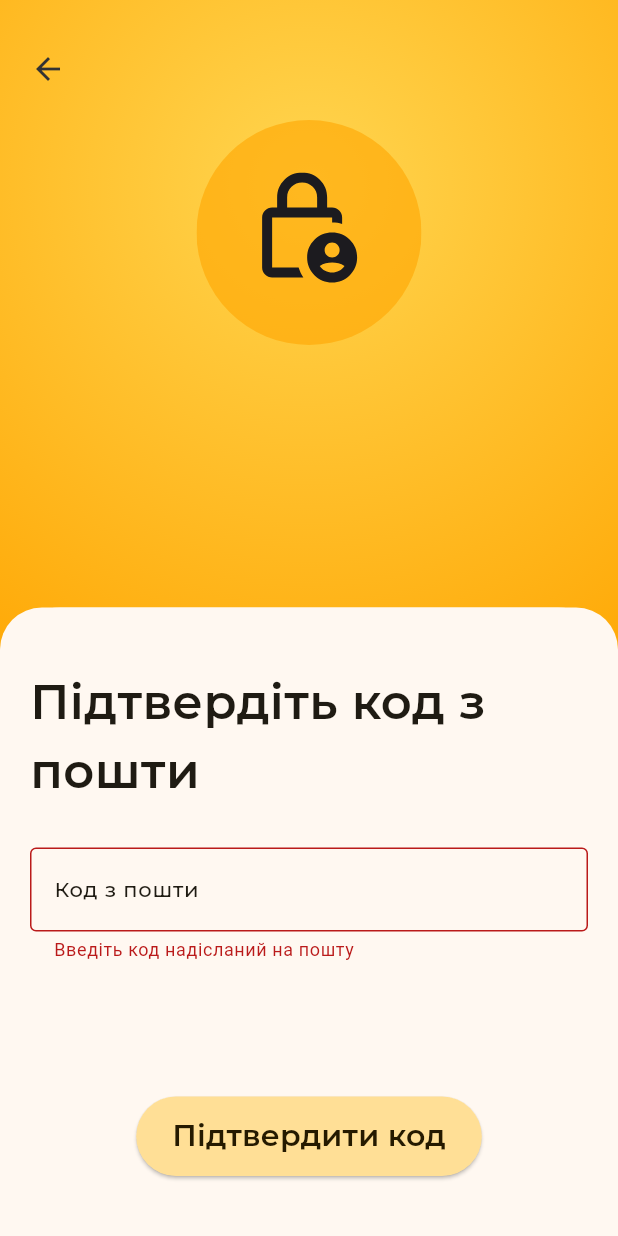
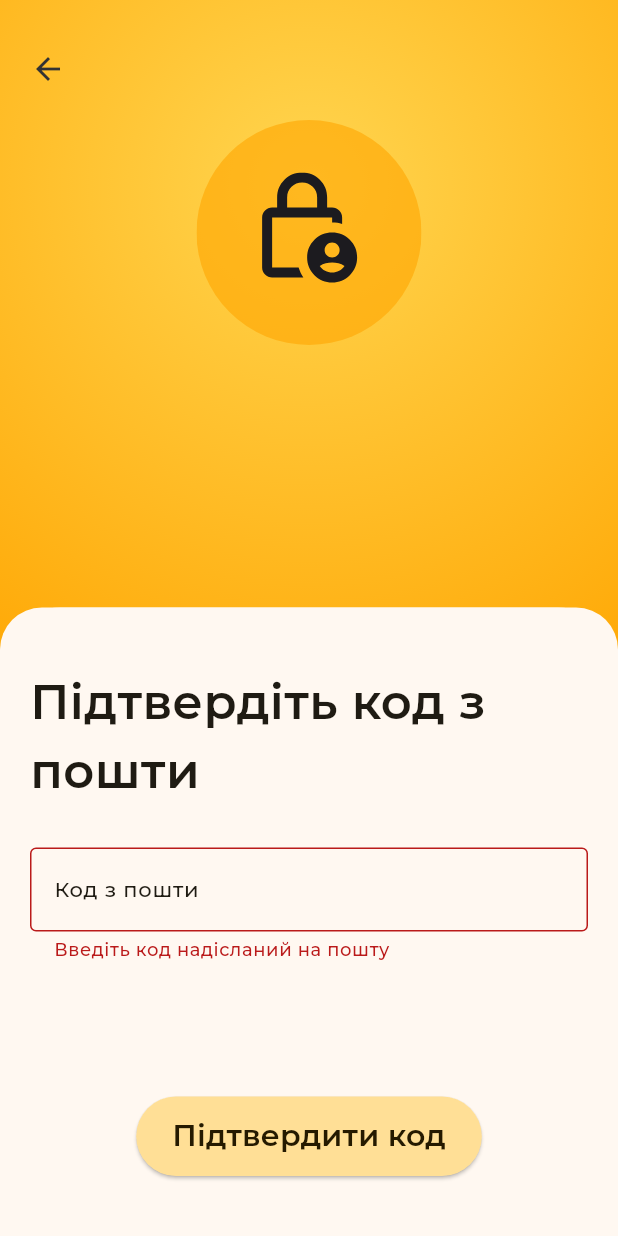
Before and after one commit to trix-donation/mobile, a Flutter app: the ChangeForgotPasswordPage screen opened directly with empty values, on a phone screen of 412 x 824 dp. Run offline on Flutter 3.47's test engine with Material 3 defaults, Android fonts, the phone set to English and light mode, and no system bars; our stand-ins replace dio, flutter_bloc, flutter_native_splash, flutter_onboarding_slider, flutter_svg, get_it and 3 more; missing offline and left inert: flutter_verification_code; accounts and stored records are empty; network calls fail; Roboto replaces fonts that are missing (Montserrat-Regular); project files that could hold a hidden picture were left out.

Commit message:
tired of work

```diff
--- a/lib/core/theme/theme.dart
+++ b/lib/core/theme/theme.dart
@@ -541,7 +541,7 @@ class CustomTextTheme {
   TextStyle get displaylarge => const TextStyle(
         fontSize: 57,
         decoration: TextDecoration.none,
-        fontFamily: 'Montserrat-Regular',
+        fontFamily: 'Montserrat',
         fontStyle: FontStyle.normal,
         fontWeight: FontWeight.w400,
         height: 64 / 57,
@@ -551,7 +551,7 @@ class CustomTextTheme {
   TextStyle get displaymedium => const TextStyle(
         fontSize: 45,
         decoration: TextDecoration.none,
-        fontFamily: 'Montserrat-Regular',
+        fontFamily: 'Montserrat',
         fontStyle: FontStyle.normal,
         fontWeight: FontWeight.w400,
         height: 52 / 45,
@@ -561,7 +561,7 @@ class CustomTextTheme {
   TextStyle get displaysmall => const TextStyle(
         fontSize: 36,
         decoration: TextDecoration.none,
-        fontFamily: 'Montserrat-Regular',
+        fontFamily: 'Montserrat',
         fontStyle: FontStyle.normal,
         fontWeight: FontWeight.w400,
         height: 44 / 36,
@@ -571,7 +571,7 @@ class CustomTextTheme {
   TextStyle get headlinelarge => const TextStyle(
         fontSize: 32,
         decoration: TextDecoration.none,
-        fontFamily: 'Montserrat-Regular',
+        fontFamily: 'Montserrat',
         fontStyle: FontStyle.normal,
         fontWeight: FontWeight.w400,
         height: 40 / 32,
@@ -581,7 +581,7 @@ class CustomTextTheme {
   TextStyle get headlinemedium => const TextStyle(
         fontSize: 28,
         decoration: TextDecoration.none,
-        fontFamily: 'Montserrat-Regular',
+        fontFamily: 'Montserrat',
         fontStyle: FontStyle.normal,
         fontWeight: FontWeight.w400,
         height: 36 / 28,
@@ -591,7 +591,7 @@ class CustomTextTheme {
   TextStyle get headlinesmall => const TextStyle(
         fontSize: 24,
         decoration: TextDecoration.none,
-        fontFamily: 'Montserrat-Regular',
+        fontFamily: 'Montserrat',
         fontStyle: FontStyle.normal,
         fontWeight: FontWeight.w400,
         height: 32 / 24,
@@ -601,7 +601,7 @@ class CustomTextTheme {
   TextStyle get titlelarge => const TextStyle(
         fontSize: 22,
         decoration: TextDecoration.none,
-        fontFamily: 'Montserrat-Regular',
+        fontFamily: 'Montserrat',
         fontStyle: FontStyle.normal,
         fontWeight: FontWeight.w400,
         height: 28 / 22,
@@ -611,7 +611,7 @@ class CustomTextTheme {
   TextStyle get titlemedium => const TextStyle(
         fontSize: 16,
         decoration: TextDecoration.none,
-        fontFamily: 'Montserrat-Medium',
+        fontFamily: 'Montserrat',
         fontStyle: FontStyle.normal,
         fontWeight: FontWeight.w500,
         height: 24 / 16,
@@ -621,7 +621,7 @@ class CustomTextTheme {
   TextStyle get titlesmall => const TextStyle(
         fontSize: 14,
         decoration: TextDecoration.none,
-        fontFamily: 'Montserrat-Medium',
+        fontFamily: 'Montserrat',
         fontStyle: FontStyle.normal,
         fontWeight: FontWeight.w500,
         height: 20 / 14,
@@ -631,7 +631,7 @@ class CustomTextTheme {
   TextStyle get bodylarge => const TextStyle(
         fontSize: 16,
         decoration: TextDecoration.none,
-        fontFamily: 'Montserrat-Regular',
+        fontFamily: 'Montserrat',
         fontStyle: FontStyle.normal,
         fontWeight: FontWeight.w400,
         height: 24 / 16,
@@ -641,7 +641,7 @@ class CustomTextTheme {
   TextStyle get bodymedium => const TextStyle(
         fontSize: 14,
         decoration: TextDecoration.none,
-        fontFamily: 'Montserrat-Regular',
+        fontFamily: 'Montserrat',
         fontStyle: FontStyle.normal,
         fontWeight: FontWeight.w400,
         height: 20 / 14,
@@ -651,7 +651,7 @@ class CustomTextTheme {
   TextStyle get bodysmall => const TextStyle(
         fontSize: 12,
         decoration: TextDecoration.none,
-        fontFamily: 'Montserrat-Regular',
+        fontFamily: 'Montserrat',
         fontStyle: FontStyle.normal,
         fontWeight: FontWeight.w400,
         height: 16 / 12,
@@ -661,7 +661,7 @@ class CustomTextTheme {
   TextStyle get labellargeprominent => const TextStyle(
         fontSize: 14,
         decoration: TextDecoration.none,
-        fontFamily: 'Montserrat-SemiBold',
+        fontFamily: 'Montserrat',
         fontStyle: FontStyle.normal,
         fontWeight: FontWeight.w600,
         height: 20 / 14,
@@ -671,7 +671,7 @@ class CustomTextTheme {
   TextStyle get labellarge => const TextStyle(
         fontSize: 14,
         decoration: TextDecoration.none,
-        fontFamily: 'Montserrat-Medium',
+        fontFamily: 'Montserrat',
         fontStyle: FontStyle.normal,
         fontWeight: FontWeight.w500,
         height: 20 / 14,
@@ -681,7 +681,7 @@ class CustomTextTheme {
   TextStyle get labelmediumprominent => const TextStyle(
         fontSize: 12,
         decoration: TextDecoration.none,
-        fontFamily: 'Montserrat-SemiBold',
+        fontFamily: 'Montserrat',
         fontStyle: FontStyle.normal,
         fontWeight: FontWeight.w600,
         height: 16 / 12,
@@ -691,7 +691,7 @@ class CustomTextTheme {
   TextStyle get labelmedium => const TextStyle(
         fontSize: 12,
         decoration: TextDecoration.none,
-        fontFamily: 'Montserrat-Medium',
+        fontFamily: 'Montserrat',
         fontStyle: FontStyle.normal,
         fontWeight: FontWeight.w500,
         height: 16 / 12,
@@ -701,7 +701,7 @@ class CustomTextTheme {
   TextStyle get labelsmall => const TextStyle(
         fontSize: 11,
         decoration: TextDecoration.none,
-        fontFamily: 'Montserrat-Medium',
+        fontFamily: 'Montserrat',
         fontStyle: FontStyle.normal,
         fontWeight: FontWeight.w500,
         height: 16 / 11,
--- a/lib/features/onBoarding/presentation/cubit/on_boarding_cubit.dart
+++ b/lib/features/onBoarding/presentation/cubit/on_boarding_cubit.dart
@@ -1,4 +1,5 @@
 import 'package:flutter_bloc/flutter_bloc.dart';
+import 'package:get_it/get_it.dart';
 import 'package:meta/meta.dart';
 import 'package:trix_donation/core/storage/first_time_enter_storage.dart';
 
@@ -8,7 +9,7 @@ class OnBoardingCubit extends Cubit<OnBoardingState> {
   OnBoardingCubit() : super(OnBoardingInitial());
 
   void checkOnBoarding() {
-    if (FirstTimeEnterStorage.isFirstTimeEnter) {
+    if (GetIt.I<FirstTimeEnterStorage>().isFirstTimeEnter ?? true) {
       emit(OnBoardingNeeded());
     } else {
       emit(OnBoardingNotNeeded());
```
Also changed, not shown: lib/core/pages/home_page/home_page.dart (+57 -24 lines), lib/core/storage/first_time_enter_storage.dart (+5 -9 lines), lib/core/widgets/line_progress_of_zbir.dart (added, +37 -0 lines), lib/core/widgets/zbir_card.dart (added, +118 -0 lines), lib/features/detailed_card_page.dart (added, +88 -0 lines), lib/features/onBoarding/presentation/pages/onBoarding_page.dart (+8 -10 lines), lib/main.dart (+5 -5 lines).
